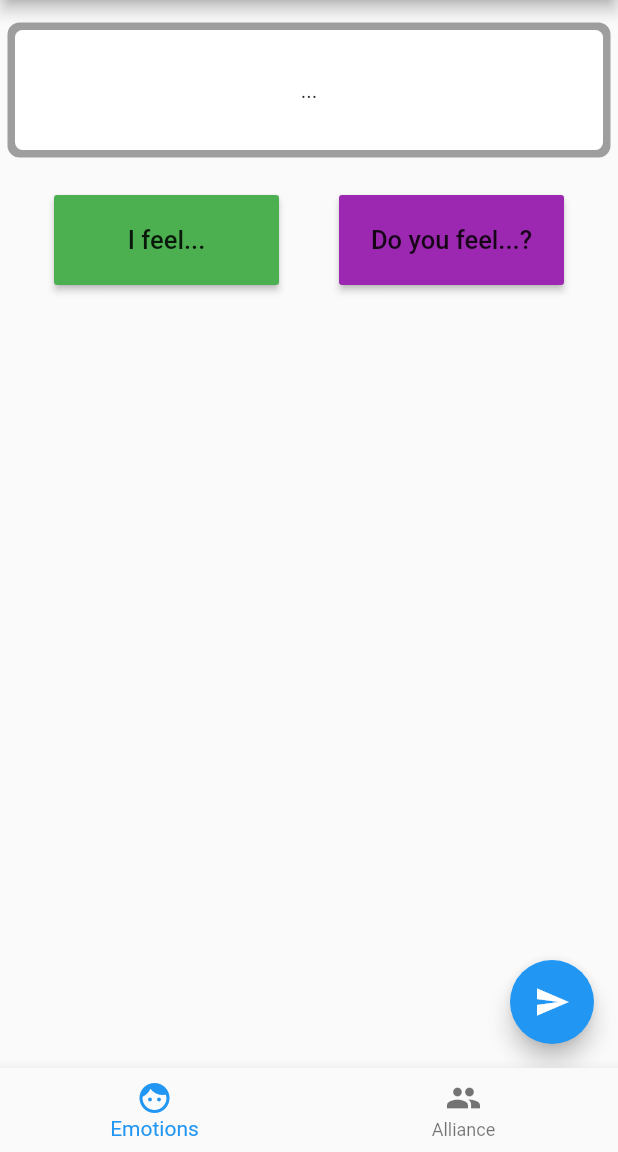
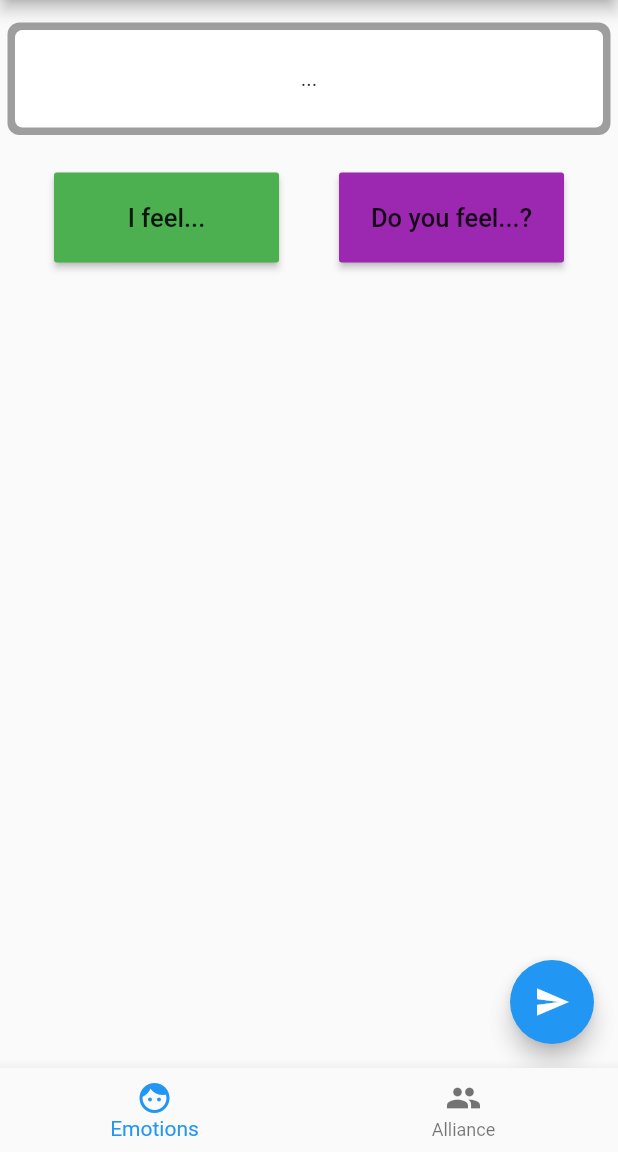
Before and after one commit to b34st80y/oigo_app, a Flutter app: the screen it shows once a user with an empty profile is signed in, on a phone screen of 412 x 824 dp, the part 84-1236 px from its top. Run offline on Flutter 3.47's test engine with Material 2 defaults, Android fonts, the phone set to English and light mode, and no system bars; our stand-ins replace cloud_firestore, firebase_auth; accounts and stored records are empty.

Commit message:
Adjusted the size of the sentence box to prevent overflow at the bottom of the screen when in landscape mode

```diff
--- a/lib/pages/home/EmotionsPage.dart
+++ b/lib/pages/home/EmotionsPage.dart
@@ -61,7 +61,7 @@ class _EmotionsPageState extends State<EmotionsPage> {
         children: <Widget>[
           SizedBox(height: 10),
           SizedBox(
-            height: 100,
+            height: 85,
             child: Container(
               margin: EdgeInsets.all(5),
               decoration: BoxDecoration(
```
Also changed, not shown: pubspec.lock.
